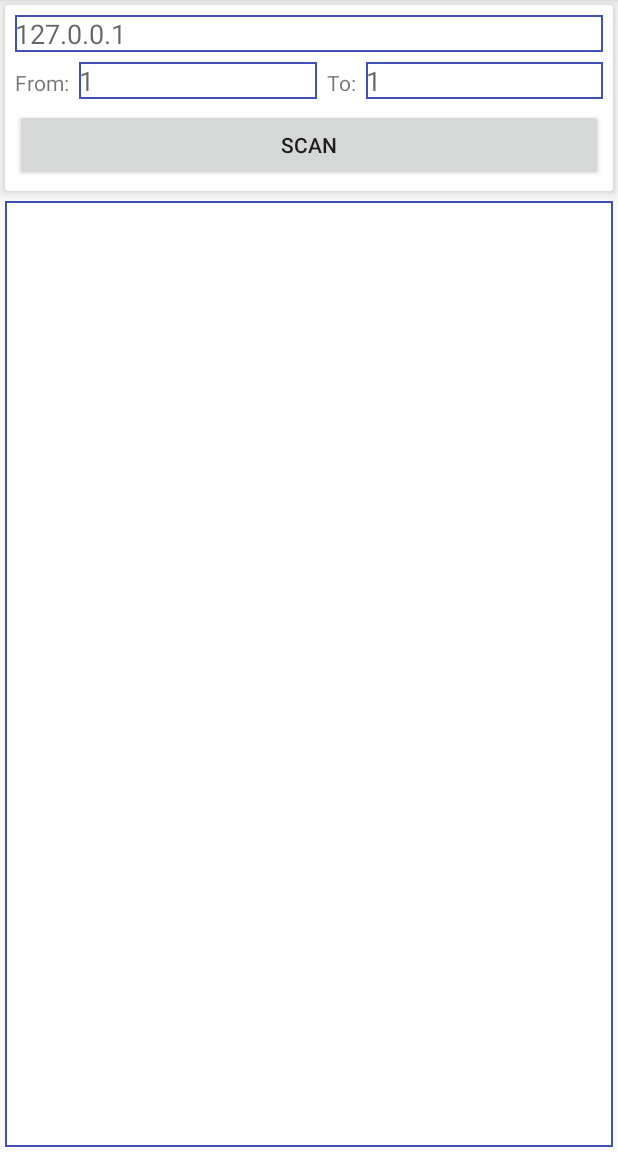
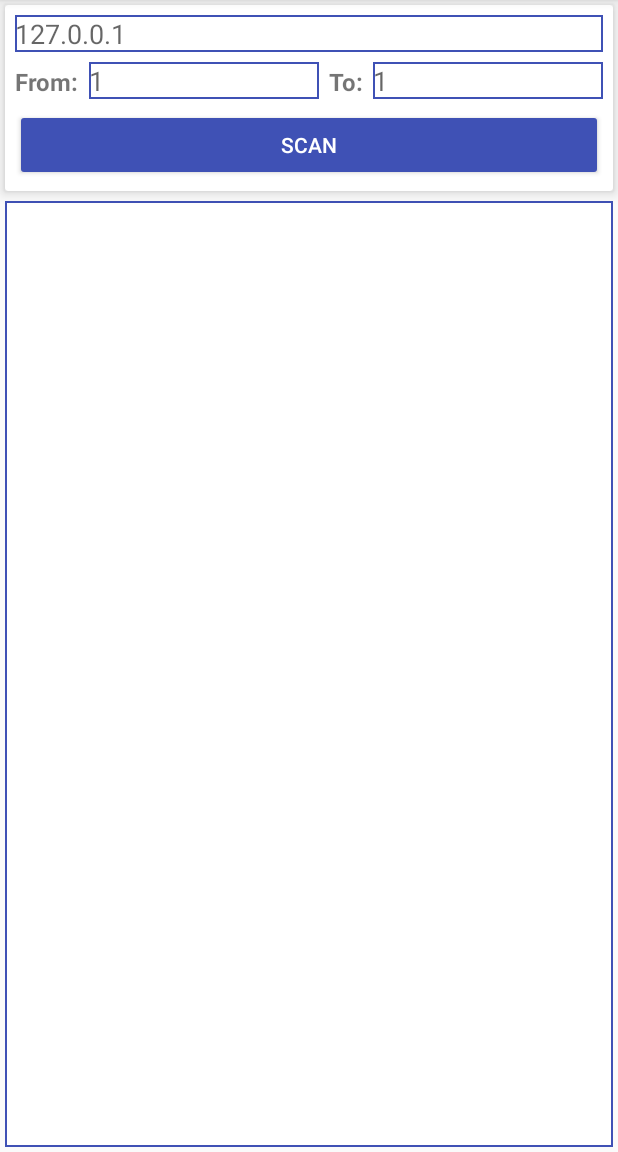
Before and after one commit to CodeDead/Advanced-PortChecker-android, an Android app: the screen it shows after launch (ScanActivity), on a phone screen of 412 x 824 dp, the part 84-1236 px from its top. Run offline under Robolectric (Android 15) with nearby library versions, the phone set to English and light mode, and no system bars.

Commit message:
* Loading activity is now full screen * Fixed double cancel text on pause * Minor design changes

```diff
--- a/app/src/main/java/com/codedead/advancedportchecker/gui/LoadingActivity.java
+++ b/app/src/main/java/com/codedead/advancedportchecker/gui/LoadingActivity.java
@@ -17,6 +17,7 @@ import android.support.v4.content.ContextCompat;
 import android.support.v7.app.AlertDialog;
 import android.support.v7.app.AppCompatActivity;
 import android.os.Bundle;
+import android.view.View;
 import android.widget.Toast;
 
 import com.codedead.advancedportchecker.R;
@@ -29,6 +30,11 @@ public class LoadingActivity extends AppCompatActivity {
     @Override
     protected void onCreate(Bundle savedInstanceState) {
         super.onCreate(savedInstanceState);
+
+        View decorView = getWindow().getDecorView();
+        int uiOptions = View.SYSTEM_UI_FLAG_FULLSCREEN;
+        decorView.setSystemUiVisibility(uiOptions);
+
         setContentView(R.layout.activity_loading);
 
         checkPermissions();
--- a/app/src/main/java/com/codedead/advancedportchecker/gui/ScanActivity.java
+++ b/app/src/main/java/com/codedead/advancedportchecker/gui/ScanActivity.java
@@ -131,7 +131,6 @@ public class ScanActivity extends AppCompatActivity implements AsyncResponse {
     protected void onPause() {
         if (scanController != null && !scanController.isCancelled()) {
             scanController.cancel(true);
-            addCancelText();
         }
         super.onPause();
     }
--- a/app/src/main/res/layout/activity_scan.xml
+++ b/app/src/main/res/layout/activity_scan.xml
@@ -41,7 +41,9 @@
                     android:layout_width="wrap_content"
                     android:layout_height="wrap_content"
                     android:layout_margin="3dp"
-                    android:text="@string/string_port_from" />
+                    android:text="@string/string_port_from"
+                    android:textSize="16sp"
+                    android:textStyle="bold" />
 
                 <EditText
                     android:id="@+id/EdtStartPort"
@@ -58,7 +60,9 @@
                     android:layout_width="wrap_content"
                     android:layout_height="wrap_content"
                     android:layout_margin="3dp"
-                    android:text="@string/string_port_to" />
+                    android:text="@string/string_port_to"
+                    android:textSize="16sp"
+                    android:textStyle="bold" />
 
                 <EditText
                     android:id="@+id/EdtEndPort"
@@ -79,6 +83,7 @@
 
                 <Button
                     android:id="@+id/BtnScan"
+                    style="@style/Widget.AppCompat.Button.Colored"
                     android:layout_width="match_parent"
                     android:layout_height="wrap_content"
                     android:layout_margin="3dp"
--- a/app/src/main/res/values/colors.xml
+++ b/app/src/main/res/values/colors.xml
@@ -2,5 +2,5 @@
 <resources>
     <color name="colorPrimary">#3F51B5</color>
     <color name="colorPrimaryDark">#303F9F</color>
-    <color name="colorAccent">#FF4081</color>
+    <color name="colorAccent">#3F51B5</color>
 </resources>
```
